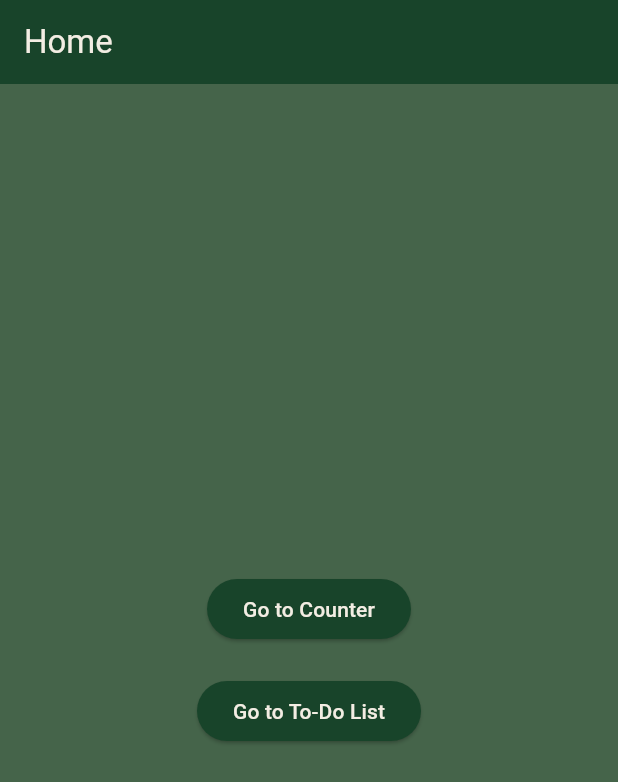
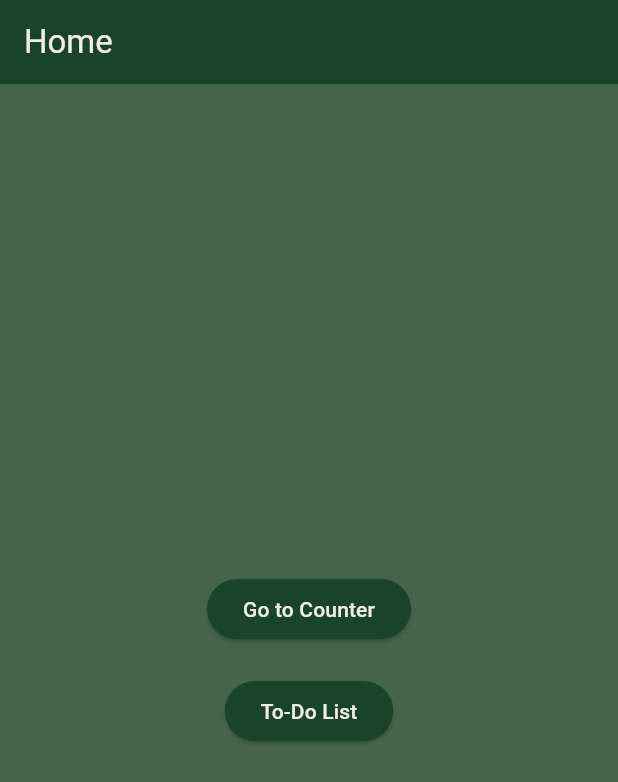
Before and after one commit to M-Raqib-Usman/TO_DO_APP, a Flutter app: the HomeScreen screen opened directly, on a phone screen of 412 x 824 dp. Shown: the top 782 px of the screen. Run offline on Flutter 3.47's test engine with Material 3 defaults, Android fonts, the phone set to English and light mode, and no system bars; our stand-ins replace shared_preferences; accounts and stored records are empty.

Commit message:
Button change

```diff
--- a/lib/screens/HomeScreen.dart
+++ b/lib/screens/HomeScreen.dart
@@ -40,7 +40,7 @@ class HomeScreen extends StatelessWidget {
                   MaterialPageRoute(builder: (context) => TodoScreen()),
                 );
               },
-              child: Text('Go to To-Do List'),
+              child: Text('To-Do List'),
             ),
           ],
         ),
```
Also changed, not shown: pubspec.lock.
